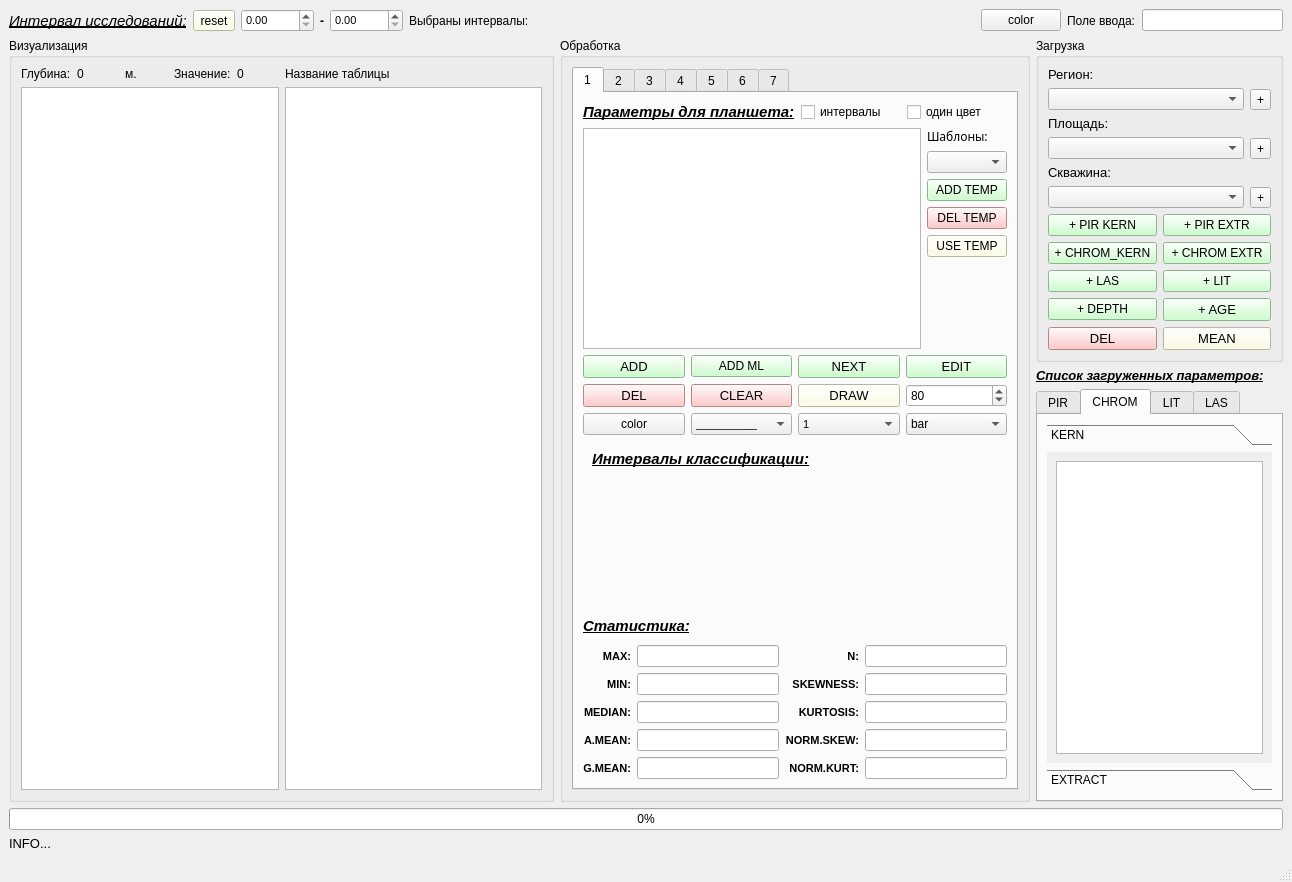
Qt form qt/domanic_dialog.ui (idergunoff/domanic) before a commit.
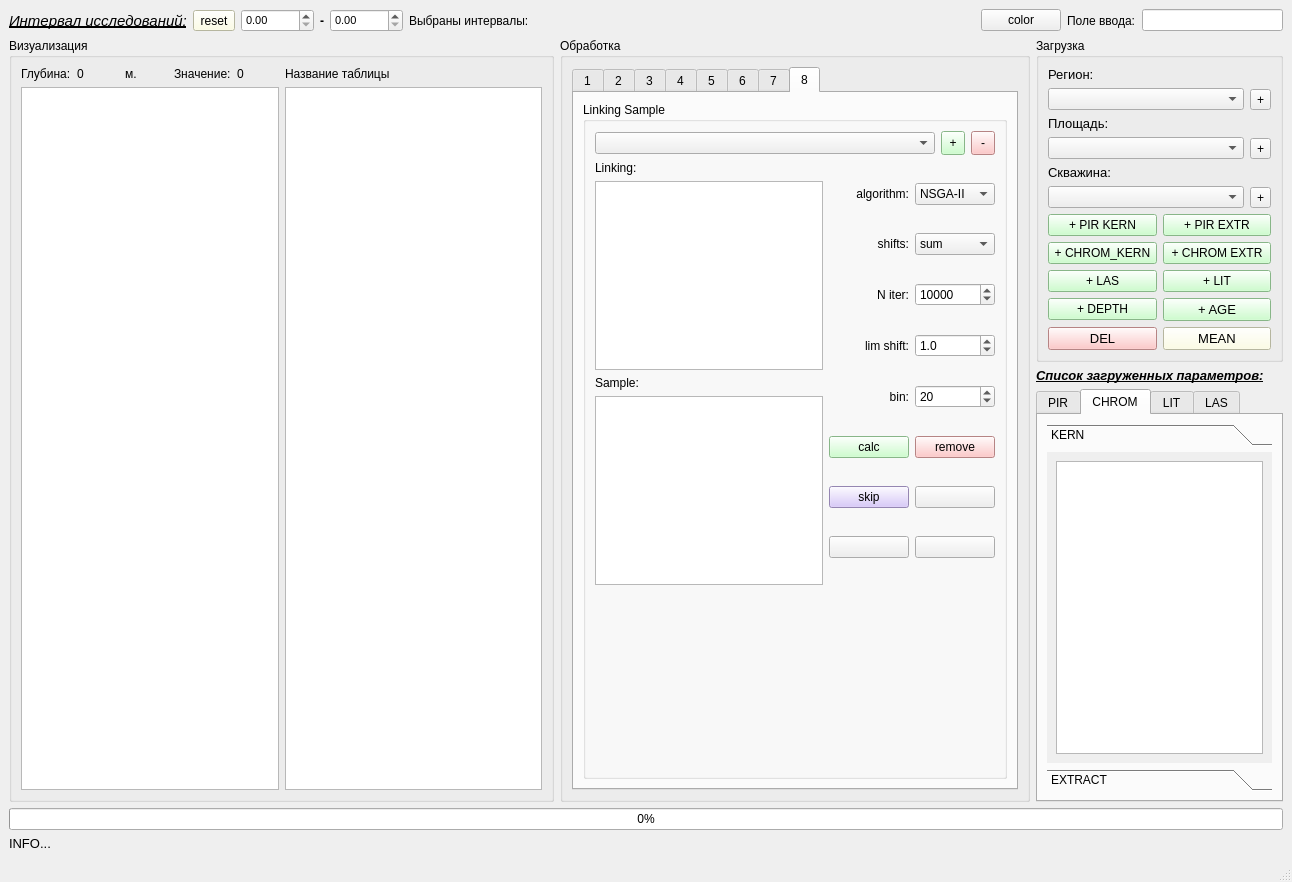
The same form after that commit. The open tabs and pages were chosen to show the change. Custom widgets are drawn as their Qt base class.

Commit message: linking qt

What changed in the file:
```diff
--- a/qt/domanic_dialog.ui
+++ b/qt/domanic_dialog.ui
@@ -3461,6 +3461,312 @@
                  </item>
                 </layout>
                </widget>
+               <widget class="QWidget" name="tab_8">
+                <attribute name="title">
+                 <string>8</string>
+                </attribute>
+                <attribute name="toolTip">
+                 <string>&lt;html&gt;&lt;head/&gt;&lt;body&gt;&lt;p&gt;Привязка образцов&lt;/p&gt;&lt;/body&gt;&lt;/html&gt;</string>
+                </attribute>
+                <layout class="QGridLayout" name="gridLayout_114">
+                 <item row="0" column="0">
+                  <widget class="QGroupBox" name="groupBox_5">
+                   <property name="title">
+                    <string>Linking Sample</string>
+                   </property>
+                   <layout class="QGridLayout" name="gridLayout_117" rowstretch="5,2">
+                    <item row="0" column="0">
+                     <layout class="QGridLayout" name="gridLayout_116" rowstretch="0,0">
+                      <item row="0" column="0">
+                       <layout class="QGridLayout" name="gridLayout_111">
+                        <item row="0" column="0">
+                         <widget class="QComboBox" name="comboBox_linking"/>
+                        </item>
+                        <item row="0" column="1">
+                         <widget class="QToolButton" name="toolButton_add_linking">
+                          <property name="minimumSize">
+                           <size>
+                            <width>24</width>
+                            <height>24</height>
+                           </size>
+                          </property>
+                          <property name="styleSheet">
+                           <string notr="true">background-color: rgb(191, 255, 191);</string>
+                          </property>
+                          <property name="text">
+                           <string>+</string>
+                          </property>
+                         </widget>
+                        </item>
+                        <item row="0" column="2">
+                         <widget class="QToolButton" name="toolButton_rem_linking">
+                          <property name="minimumSize">
+                           <size>
+                            <width>24</width>
+                            <height>24</height>
+                           </size>
+                          </property>
+                          <property name="styleSheet">
+                           <string notr="true">background-color: rgb(255, 185, 185);</string>
+                          </property>
+                          <property name="text">
+                           <string>-</string>
+                          </property>
+                         </widget>
+                        </item>
+                       </layout>
+                      </item>
+                      <item row="1" column="0">
+                       <layout class="QGridLayout" name="gridLayout_115" columnstretch="4,0">
+                        <item row="0" column="0">
+                         <layout class="QGridLayout" name="gridLayout_112">
+                          <item row="0" column="0">
+                           <layout class="QGridLayout" name="gridLayout_109">
+                            <item row="0" column="0">
+                             <widget class="QLabel" name="label_40">
+                              <property name="text">
+                               <string>Linking:</string>
+                              </property>
+                             </widget>
+                            </item>
+                            <item row="1" column="0">
+                             <widget class="QListWidget" name="listWidget_trying"/>
+                            </item>
+                           </layout>
+                          </item>
+                          <item row="1" column="0">
+                           <layout class="QGridLayout" name="gridLayout_110">
+                            <item row="0" column="0">
+                             <widget class="QLabel" name="label_41">
+                              <property name="text">
+                               <string>Sample:</string>
+                              </property>
+                             </widget>
+                            </item>
+                            <item row="1" column="0">
+                             <widget class="QListWidget" name="listWidget_sample"/>
+                            </item>
+                           </layout>
+                          </item>
+                         </layout>
+                        </item>
+                        <item row="0" column="1">
+                         <layout class="QGridLayout" name="gridLayout_113">
+                          <item row="1" column="0">
+                           <widget class="QLabel" name="label_36">
+                            <property name="text">
+                             <string>shifts:</string>
+                            </property>
+                            <property name="alignment">
+                             <set>Qt::AlignRight|Qt::AlignTrailing|Qt::AlignVCenter</set>
+                            </property>
+                           </widget>
+                          </item>
+                          <item row="2" column="1">
+                           <widget class="QSpinBox" name="spinBox_n_iter_linking">
+                            <property name="minimum">
+                             <number>100</number>
+                            </property>
+                            <property name="maximum">
+                             <number>1000000</number>
+                            </property>
+                            <property name="singleStep">
+                             <number>500</number>
+                            </property>
+                            <property name="value">
+                             <number>10000</number>
+                            </property>
+                           </widget>
+                          </item>
+                          <item row="4" column="0">
+                           <widget class="QLabel" name="label_39">
+                            <property name="text">
+                             <string>bin:</string>
+                            </property>
+                            <property name="alignment">
+                             <set>Qt::AlignRight|Qt::AlignTrailing|Qt::AlignVCenter</set>
+                            </property>
+                           </widget>
+                          </item>
+                          <item row="5" column="1">
+                           <widget class="QPushButton" name="pushButton_remove_linking">
+                            <property name="styleSheet">
+                             <string notr="true">background-color: rgb(255, 185, 185);</string>
+                            </property>
+                            <property name="text">
+                             <string>remove</string>
+                            </property>
+                           </widget>
+                          </item>
+                          <item row="6" column="0">
+                           <widget class="QPushButton" name="pushButton_skip_sample">
+                            <property name="styleSheet">
+                             <string notr="true">background-color: rgb(208, 188, 249);</string>
+                            </property>
+                            <property name="text">
+                             <string>skip</string>
+                            </property>
+                           </widget>
+                          </item>
+                          <item row="2" column="0">
+                           <widget class="QLabel" name="label_37">
+                            <property name="text">
+                             <string>N iter:</string>
+                            </property>
+                            <property name="alignment">
+                             <set>Qt::AlignRight|Qt::AlignTrailing|Qt::AlignVCenter</set>
+                            </property>
+                           </widget>
+                          </item>
+                          <item row="0" column="0">
+                           <widget class="QLabel" name="label_35">
+                            <property name="layoutDirection">
+                             <enum>Qt::LeftToRight</enum>
+                            </property>
+                            <property name="autoFillBackground">
+                             <bool>false</bool>
+                            </property>
+                            <property name="text">
+                             <string>algorithm:</string>
+                            </property>
+                            <property name="alignment">
+                             <set>Qt::AlignRight|Qt::AlignTrailing|Qt::AlignVCenter</set>
+                            </property>
+                           </widget>
+                          </item>
+                          <item row="3" column="0">
+                           <widget class="QLabel" name="label_38">
+                            <property name="text">
+                             <string>lim shift:</string>
+                            </property>
+                            <property name="alignment">
+                             <set>Qt::AlignRight|Qt::AlignTrailing|Qt::AlignVCenter</set>
+                            </property>
+                           </widget>
+                          </item>
+                          <item row="0" column="1">
+                           <widget class="QComboBox" name="comboBox_opt_algorithm">
+                            <item>
+                             <property name="text">
+                              <string>NSGA-II</string>
+                             </property>
+                            </item>
+                            <item>
+                             <property name="text">
+                              <string>GDE-3</string>
+                             </property>
+                            </item>
+                           </widget>
+                          </item>
+                          <item row="5" column="0">
+                           <widget class="QPushButton" name="pushButton_calc_linking">
+                            <property name="styleSheet">
+                             <string notr="true">background-color: rgb(191, 255, 191);</string>
+                            </property>
+                            <property name="text">
+                             <string>calc</string>
+                            </property>
+                           </widget>
+                          </item>
+                          <item row="6" column="1">
+                           <widget class="QPushButton" name="pushButton_4">
+                            <property name="text">
+                             <string/>
+                            </property>
+                           </widget>
+                          </item>
+                          <item row="4" column="1">
+                           <widget class="QSpinBox" name="spinBox_linking_bin">
+                            <property name="minimum">
+                             <number>2</number>
+                            </property>
+                            <property name="maximum">
+                             <number>1000</number>
+                            </property>
+                            <property name="singleStep">
+                             <number>5</number>
+                            </property>
+                            <property name="value">
+                             <number>20</number>
+                            </property>
+                           </widget>
+                          </item>
+                          <item row="1" column="1">
+                           <widget class="QComboBox" name="comboBox_shift_method">
+                            <item>
+                             <property name="text">
+                              <string>sum</string>
+                             </property>
+                            </item>
+                            <item>
+                             <property name="text">
+                              <string>mean</string>
+                             </property>
+                            </item>
+                            <item>
+                             <property name="text">
+                              <string>median</string>
+                             </property>
+                            </item>
+                           </widget>
+                          </item>
+                          <item row="3" column="1">
+                           <widget class="QDoubleSpinBox" name="doubleSpinBox_lim_shift">
+                            <property name="decimals">
+                             <number>1</number>
+                            </property>
+                            <property name="minimum">
+                             <double>0.100000000000000</double>
+                            </property>
+                            <property name="maximum">
+                             <double>20.000000000000000</double>
+                            </property>
+                            <property name="singleStep">
+                             <double>0.100000000000000</double>
+                            </property>
+                            <property name="value">
+                             <double>1.000000000000000</double>
+                            </property>
+                           </widget>
+                          </item>
+                          <item row="7" column="0">
+                           <widget class="QPushButton" name="pushButton_5">
+                            <property name="text">
+                             <string/>
+                            </property>
+                           </widget>
+                          </item>
+                          <item row="7" column="1">
+                           <widget class="QPushButton" name="pushButton_6">
+                            <property name="text">
+                             <string/>
+                            </property>
+                           </widget>
+                          </item>
+                         </layout>
+                        </item>
+                       </layout>
+                      </item>
+                     </layout>
+                    </item>
+                    <item row="1" column="0">
+                     <spacer name="verticalSpacer_8">
+                      <property name="orientation">
+                       <enum>Qt::Vertical</enum>
+                      </property>
+                      <property name="sizeHint" stdset="0">
+                       <size>
+                        <width>20</width>
+                        <height>40</height>
+                       </size>
+                      </property>
+                     </spacer>
+                    </item>
+                   </layout>
+                  </widget>
+                 </item>
+                </layout>
+               </widget>
               </widget>
              </item>
             </layout>
```
Left out of the diff: 14 changed lines with no effect on the pictures. The commit also changes 1 other file.
